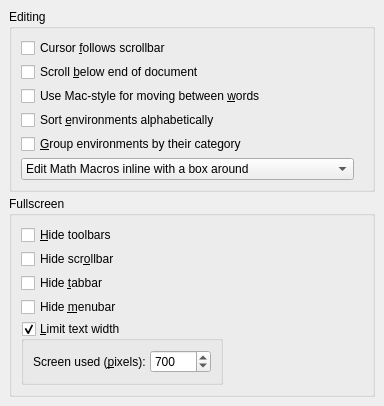
Before: the Qt Designer form src/frontends/qt4/ui/PrefEditUi.ui in cburschka/lyx, drawn with Qt 5.
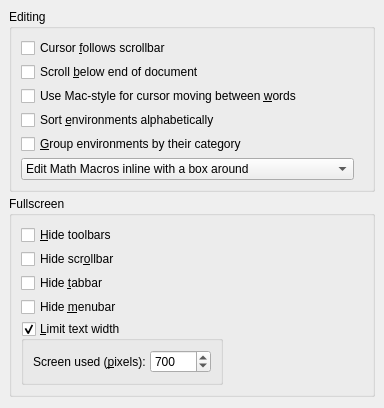
After: the same form once the commit is applied.

Patch:
```diff
--- a/src/frontends/qt4/ui/PrefEditUi.ui
+++ b/src/frontends/qt4/ui/PrefEditUi.ui
@@ -1,13 +1,13 @@
 <?xml version="1.0" encoding="UTF-8"?>
 <ui version="4.0">
  <class>PrefEditUi</class>
- <widget class="QWidget" name="PrefEditUi">
-  <property name="geometry">
+ <widget class="QWidget" name="PrefEditUi" >
+  <property name="geometry" >
    <rect>
     <x>0</x>
     <y>0</y>
     <width>384</width>
-    <height>361</height>
+    <height>408</height>
    </rect>
   </property>
   <property name="sizePolicy">
@@ -92,10 +92,13 @@
         </property>
        </spacer>
       </item>
-      <item row="3" column="0">
-       <widget class="QCheckBox" name="macLikeWordMovementCB">
-        <property name="text">
-         <string>Use Mac-style for moving between &amp;words</string>
+      <item row="3" column="0" >
+       <widget class="QCheckBox" name="macLikeWordMovementCB" >
+        <property name="toolTip" >
+         <string>Skip trailing non-word characters</string>
+        </property>
+        <property name="text" >
+         <string>Use Mac-style for cursor moving between &amp;words</string>
         </property>
        </widget>
       </item>
@@ -220,7 +223,7 @@
    </item>
   </layout>
  </widget>
- <layoutdefault spacing="4" margin="9"/>
+ <layoutdefault spacing="4" margin="9" />
  <tabstops>
   <tabstop>cursorFollowsCB</tabstop>
   <tabstop>scrollBelowCB</tabstop>
```
Left out of the diff: 147 changed lines with no effect on the pictures.
